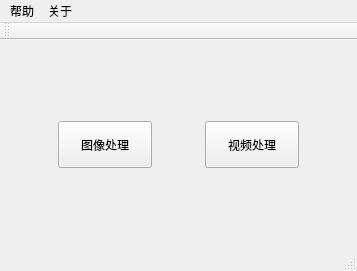
Before: the Qt Designer form mainwindow/imageOrVideo.ui in Narthill/Image_processing, drawn with Qt 5.
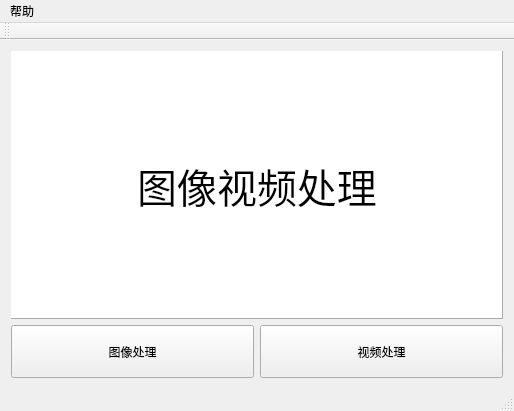
After: the same form once the commit is applied.

Commit message: 添加关于信息

Diff of the .ui file:
```diff
--- a/mainwindow/imageOrVideo.ui
+++ b/mainwindow/imageOrVideo.ui
@@ -9,48 +9,51 @@
    <rect>
     <x>0</x>
     <y>0</y>
-    <width>357</width>
-    <height>271</height>
+    <width>514</width>
+    <height>411</height>
    </rect>
   </property>
   <property name="windowTitle">
    <string>imageOrVideo</string>
   </property>
   <widget class="QWidget" name="centralWidget">
-   <layout class="QHBoxLayout" name="horizontalLayout_2">
+   <layout class="QVBoxLayout" name="verticalLayout" stretch="5,1">
     <item>
-     <layout class="QVBoxLayout" name="verticalLayout" stretch="3,2,3">
-      <item>
-       <spacer name="verticalSpacer">
-        <property name="orientation">
-         <enum>Qt::Vertical</enum>
-        </property>
-        <property name="sizeHint" stdset="0">
-         <size>
-          <width>20</width>
-          <height>40</height>
-         </size>
-        </property>
-       </spacer>
-      </item>
-      <item>
-       <layout class="QHBoxLayout" name="horizontalLayout" stretch="1,2,1,2,1">
-        <property name="sizeConstraint">
-         <enum>QLayout::SetDefaultConstraint</enum>
-        </property>
-        <item>
-         <spacer name="horizontalSpacer_2">
-          <property name="orientation">
-           <enum>Qt::Horizontal</enum>
-          </property>
-          <property name="sizeHint" stdset="0">
-           <size>
-            <width>40</width>
-            <height>20</height>
-           </size>
-          </property>
-         </spacer>
-        </item>
+     <widget class="QLabel" name="label">
+      <property name="font">
+       <font>
+        <family>微软雅黑</family>
+        <pointsize>30</pointsize>
+        <weight>50</weight>
+        <italic>false</italic>
+        <bold>false</bold>
+        <underline>false</underline>
+        <strikeout>false</strikeout>
+        <stylestrategy>PreferDefault</stylestrategy>
+       </font>
+      </property>
+      <property name="layoutDirection">
+       <enum>Qt::LeftToRight</enum>
+      </property>
+      <property name="styleSheet">
+       <string notr="true">background-color:rgb(255, 255, 255)</string>
+      </property>
+      <property name="frameShape">
+       <enum>QFrame::Panel</enum>
+      </property>
+      <property name="frameShadow">
+       <enum>QFrame::Raised</enum>
+      </property>
+      <property name="text">
+       <string>图像视频处理</string>
+      </property>
+      <property name="alignment">
+       <set>Qt::AlignCenter</set>
+      </property>
+     </widget>
+    </item>
+    <item>
+     <layout class="QHBoxLayout" name="horizontalLayout">
         <item>
          <widget class="QPushButton" name="imageBtn">
           <property name="sizePolicy">
@@ -62,21 +65,17 @@
           <property name="text">
            <string>图像处理</string>
           </property>
-         </widget>
-        </item>
-        <item>
-         <spacer name="horizontalSpacer">
-          <property name="orientation">
-           <enum>Qt::Horizontal</enum>
-          </property>
-          <property name="sizeHint" stdset="0">
-           <size>
-            <width>40</width>
-            <height>20</height>
-           </size>
-          </property>
-         </spacer>
-        </item>
+        <property name="autoDefault">
+         <bool>false</bool>
+        </property>
+        <property name="default">
+         <bool>false</bool>
+        </property>
+        <property name="flat">
+         <bool>false</bool>
+        </property>
+       </widget>
+      </item>
         <item>
          <widget class="QPushButton" name="videoBtn">
           <property name="sizePolicy">
@@ -90,34 +89,6 @@
           </property>
          </widget>
         </item>
-        <item>
-         <spacer name="horizontalSpacer_3">
-          <property name="orientation">
-           <enum>Qt::Horizontal</enum>
-          </property>
-          <property name="sizeHint" stdset="0">
-           <size>
-            <width>40</width>
-            <height>20</height>
-           </size>
-          </property>
-         </spacer>
-        </item>
-       </layout>
-      </item>
-      <item>
-       <spacer name="verticalSpacer_2">
-        <property name="orientation">
-         <enum>Qt::Vertical</enum>
-        </property>
-        <property name="sizeHint" stdset="0">
-         <size>
-          <width>20</width>
-          <height>40</height>
-         </size>
-        </property>
-       </spacer>
-      </item>
      </layout>
     </item>
    </layout>
@@ -136,21 +107,15 @@
     <rect>
      <x>0</x>
      <y>0</y>
-     <width>357</width>
+     <width>514</width>
      <height>23</height>
     </rect>
    </property>
    <widget class="QMenu" name="menu">
     <property name="title">
-     <string>关于</string>
-    </property>
-   </widget>
-   <widget class="QMenu" name="menu_2">
-    <property name="title">
      <string>帮助</string>
     </property>
    </widget>
-   <addaction name="menu_2"/>
    <addaction name="menu"/>
   </widget>
  </widget>
```
Left out of the diff: 9 changed lines with no effect on the pictures. Lines whose indentation alone changed are shown as unchanged. The commit also changes 13 other files.
